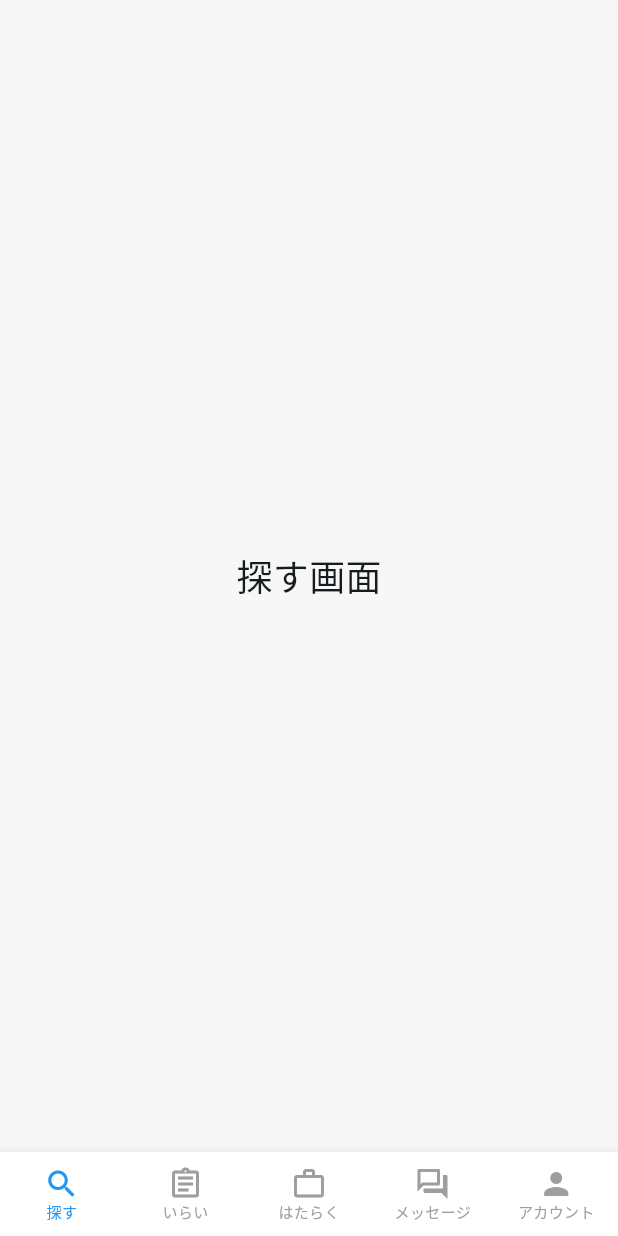
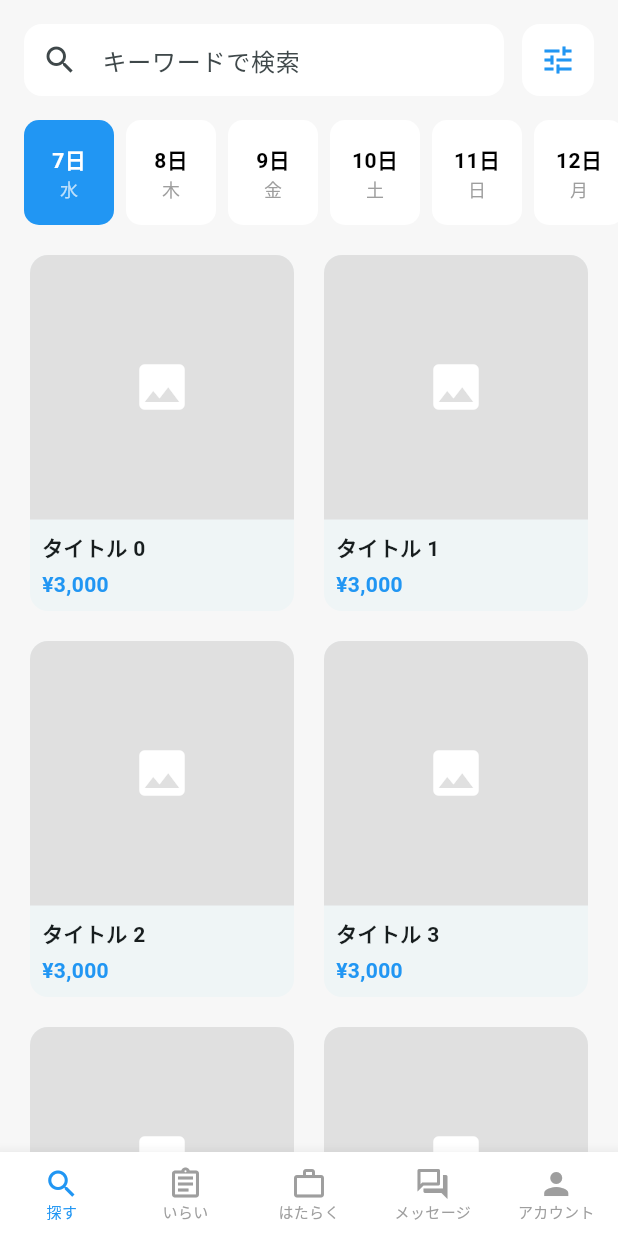
Before and after one commit to Mkazuki0511/yorozuya_app, a Flutter app: the screen it shows after launch, on a phone screen of 412 x 824 dp. Run offline on Flutter 3.47's test engine with Material 3 defaults, Android fonts, the phone set to English and light mode, and no system bars; our stand-ins replace firebase_core; accounts and stored records are empty.

Commit message:
feat: searchページのワイヤーフレームを実装

```diff
--- a/lib/pages/page_search.dart
+++ b/lib/pages/page_search.dart
@@ -1,12 +1,160 @@
 import 'package:flutter/material.dart';
 
-class PageSearch extends StatelessWidget {
+class PageSearch extends StatefulWidget {
   const PageSearch({super.key});
 
   @override
+  State<PageSearch> createState() => _PageSearchState();
+}
+
+class _PageSearchState extends State<PageSearch> {
+  int _selectedDateIndex = 0;
+
+  @override
   Widget build(BuildContext context) {
-    return const Center(
-      child: Text('探す画面', style: TextStyle(fontSize: 24)),
+    return Scaffold(
+      // 背景色は以前のコードを継承
+      backgroundColor: const Color(0xFFF7F7F7),
+      body: SafeArea(
+        child: Column(
+          children: [
+            // 1. 検索バーとフィルタリング
+            Padding(
+              padding: const EdgeInsets.all(16.0),
+              child: Row(
+                children: [
+                  Expanded(
+                    child: TextField(
+                      decoration: InputDecoration(
+                        hintText: 'キーワードで検索',
+                        prefixIcon: const Icon(Icons.search),
+                        fillColor: Colors.white,
+                        filled: true,
+                        border: OutlineInputBorder(
+                          borderRadius: BorderRadius.circular(12.0),
+                          borderSide: BorderSide.none,
+                        ),
+                        contentPadding: EdgeInsets.zero,
+                      ),
+                    ),
+                  ),
+                  const SizedBox(width: 12),
+                  // フィルタリングボタン
+                  Container(
+                    decoration: BoxDecoration(
+                      color: Colors.white,
+                      borderRadius: BorderRadius.circular(12),
+                    ),
+                    child: IconButton(
+                      icon: const Icon(Icons.tune, color: Colors.blue),
+                      onPressed: () {},
+                    ),
+                  ),
+                ],
+              ),
+            ),
+
+            // 2. 6日分の日付リスト
+            SizedBox(
+              height: 70,
+              child: ListView.builder(
+                scrollDirection: Axis.horizontal,
+                padding: const EdgeInsets.symmetric(horizontal: 12),
+                itemCount: 6,
+                itemBuilder: (context, index) {
+                  return GestureDetector(
+                    onTap: () => setState(() => _selectedDateIndex = index),
+                    child: Container(
+                      width: 60,
+                      margin: const EdgeInsets.symmetric(horizontal: 4),
+                      decoration: BoxDecoration(
+                        color: _selectedDateIndex == index ? Colors.blue : Colors.white,
+                        borderRadius: BorderRadius.circular(10),
+                      ),
+                      child: Column(
+                        mainAxisAlignment: MainAxisAlignment.center,
+                        children: [
+                          Text(
+                            '${index + 7}日',
+                            style: TextStyle(
+                              color: _selectedDateIndex == index ? Colors.white : Colors.black,
+                              fontWeight: FontWeight.bold,
+                            ),
+                          ),
+                          Text(
+                            ['水', '木', '金', '土', '日', '月'][index],
+                            style: TextStyle(
+                              color: _selectedDateIndex == index ? Colors.white70 : Colors.grey,
+                              fontSize: 12,
+                            ),
+                          ),
+                        ],
+                      ),
+                    ),
+                  );
+                },
+              ),
+            ),
+
+            const SizedBox(height: 16),
+
+            // 3. 2列のカードデザインリスト
+            // Expandedで包むことで「高さ無限エラー」を防ぎます
+            Expanded(
+              child: GridView.builder(
+                padding: const EdgeInsets.symmetric(horizontal: 16),
+                gridDelegate: const SliverGridDelegateWithFixedCrossAxisCount(
+                  crossAxisCount: 2, // 2列表示
+                  crossAxisSpacing: 12,
+                  mainAxisSpacing: 12,
+                  childAspectRatio: 0.75, // カードの縦横比を調整
+                ),
+                itemCount: 10,
+                itemBuilder: (context, index) {
+                  return Card(
+                    elevation: 0,
+                    shape: RoundedRectangleBorder(
+                      borderRadius: BorderRadius.circular(12),
+                    ),
+                    clipBehavior: Clip.antiAlias,
+                    child: Column(
+                      crossAxisAlignment: CrossAxisAlignment.start,
+                      children: [
+                        // 画像部分
+                        Expanded(
+                          child: Container(
+                            color: Colors.grey[300],
+                            width: double.infinity,
+                            child: const Icon(Icons.image, color: Colors.white, size: 40),
+                          ),
+                        ),
+                        // テキスト部分
+                        Padding(
+                          padding: const EdgeInsets.all(8.0),
+                          child: Column(
+                            crossAxisAlignment: CrossAxisAlignment.start,
+                            children: [
+                              Text(
+                                'タイトル $index',
+                                style: const TextStyle(fontWeight: FontWeight.bold),
+                                maxLines: 1,
+                                overflow: TextOverflow.ellipsis,
+                              ),
+                              const SizedBox(height: 4),
+                              const Text('¥3,000',
+                                  style: TextStyle(color: Colors.blue, fontWeight: FontWeight.bold)),
+                            ],
+                          ),
+                        ),
+                      ],
+                    ),
+                  );
+                },
+              ),
+            ),
+          ],
+        ),
+      ),
     );
   }
 }
```
